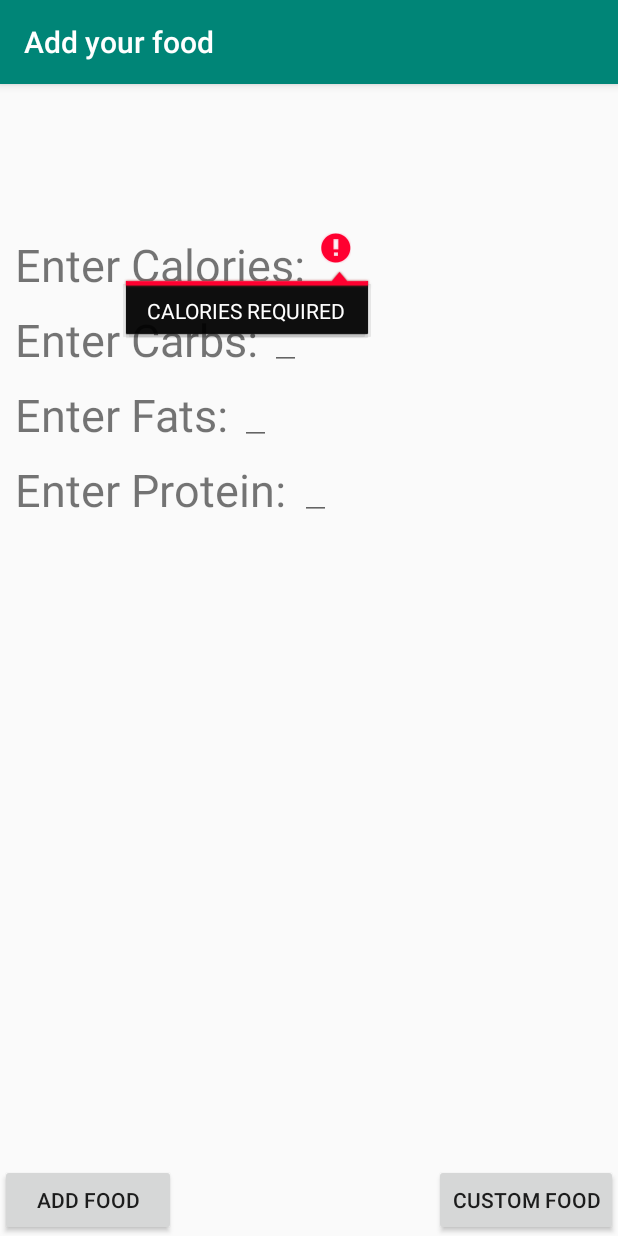
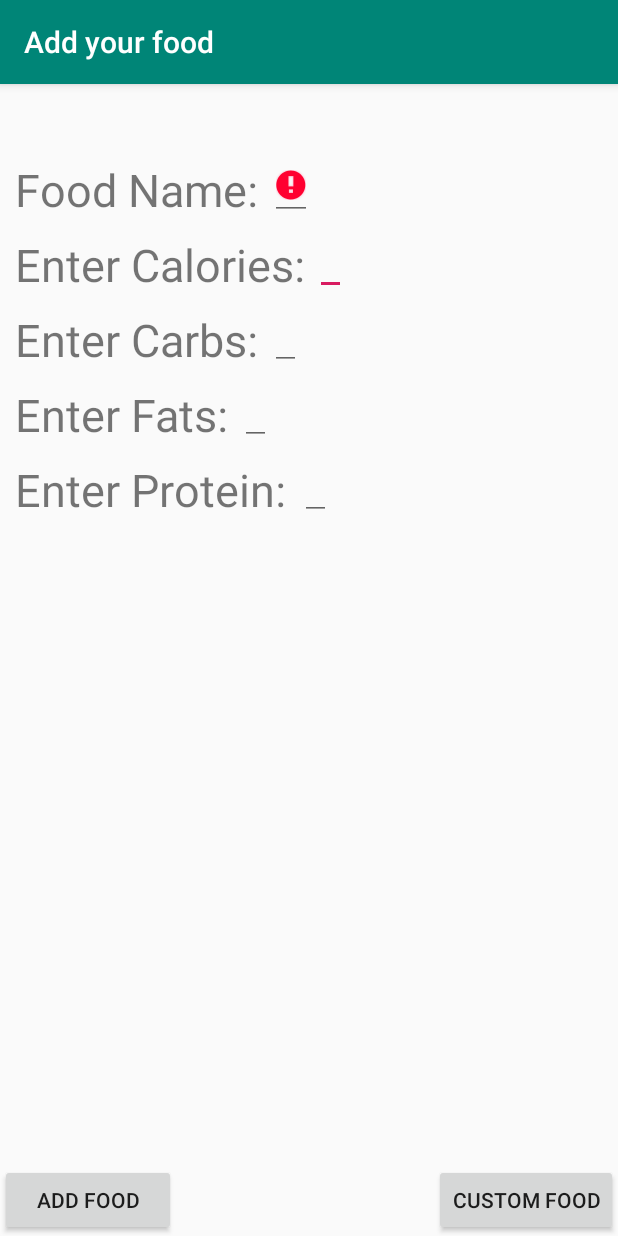
Before and after one commit to kmai1/CS125FinalProject, an Android app: the addFoodScreen screen opened directly, with no data from a screen before it, after a tap on "ADD FOOD", on a phone screen of 412 x 824 dp. Run offline under Robolectric (Android 15) with nearby library versions, the phone set to English and light mode, and no system bars.

Commit message:
missing api integration, has reset button and name variable

```diff
--- a/app/src/main/java/com/example/kmai/cs125finalproject/addFoodScreen.java
+++ b/app/src/main/java/com/example/kmai/cs125finalproject/addFoodScreen.java
@@ -28,13 +28,17 @@ public class addFoodScreen extends AppCompatActivity {
         addFood.setOnClickListener(new View.OnClickListener() {
             @Override
             public void onClick(View v) {
+                String inputtedName;
                 int inputtedCalories;
                 double inputtedCarbs, inputtedFats, inputtedProtein;
+                EditText name = findViewById(R.id.inputName);
                 EditText calories = findViewById(R.id.inputCalories);
                 EditText carbs = findViewById(R.id.inputCarbs);
                 EditText fats = findViewById(R.id.inputFat);
                 EditText protein = findViewById(R.id.inputProtein);
-                if (TextUtils.isEmpty(calories.getText())) {
+                if (TextUtils.isEmpty(name.getText())) {
+                    name.setError("NAME REQUIRED");
+                } else if (TextUtils.isEmpty(calories.getText())) {
                     calories.setError("CALORIES REQUIRED");
                 } else if (TextUtils.isEmpty(carbs.getText())) {
                     carbs.setError("CARBS REQUIRED");
@@ -43,11 +47,12 @@ public class addFoodScreen extends AppCompatActivity {
                 } else if (TextUtils.isEmpty(protein.getText())) {
                     protein.setError("PROTEIN REQUIRED");
                 } else {
+                    inputtedName = name.getText().toString();
                     inputtedCalories = Integer.parseInt(calories.getText().toString());
                     inputtedCarbs = Integer.parseInt(carbs.getText().toString());
                     inputtedFats = Double.parseDouble(fats.getText().toString());
                     inputtedProtein = Double.parseDouble(protein.getText().toString());
-                    Food createdFood = new Food(inputtedCalories,inputtedCarbs,inputtedFats,inputtedProtein);
+                    Food createdFood = new Food(inputtedName, inputtedCalories,inputtedCarbs,inputtedFats,inputtedProtein);
                     mainScreen.addListOfFoods(createdFood);
                     switchToMainScreen();
                 }
--- a/app/src/main/res/layout/activity_food_screen.xml
+++ b/app/src/main/res/layout/activity_food_screen.xml
@@ -37,6 +37,26 @@
         android:layout_height="wrap_content"
         android:layout_marginLeft="200dp"
         android:layout_alignBottom="@+id/enterProtein"
+        android:textSize="30sp" />
+    <EditText
+        android:id="@+id/inputName"
+        android:layout_width="wrap_content"
+        android:layout_height="wrap_content"
+        android:inputType="text"
+        android:layout_alignBottom="@+id/foodName"
+        android:layout_marginLeft="180dp"/>
+
+    <TextView
+        android:id="@+id/foodName"
+        android:layout_width="wrap_content"
+        android:layout_height="wrap_content"
+        android:layout_alignParentStart="true"
+        android:layout_alignParentLeft="true"
+        android:layout_alignParentTop="true"
+        android:layout_marginStart="10dp"
+        android:layout_marginLeft="10dp"
+        android:layout_marginTop="50dp"
+        android:text="Food Name:"
         android:textSize="30sp" />
 
     <TextView
```
Also changed, not shown: app/src/main/java/com/example/kmai/cs125finalproject/Food.java (+9 -2 lines), app/src/main/java/com/example/kmai/cs125finalproject/mainScreen.java (+8 -2 lines), app/src/main/res/layout/activity_main_screen.xml (+10 -1 lines).
